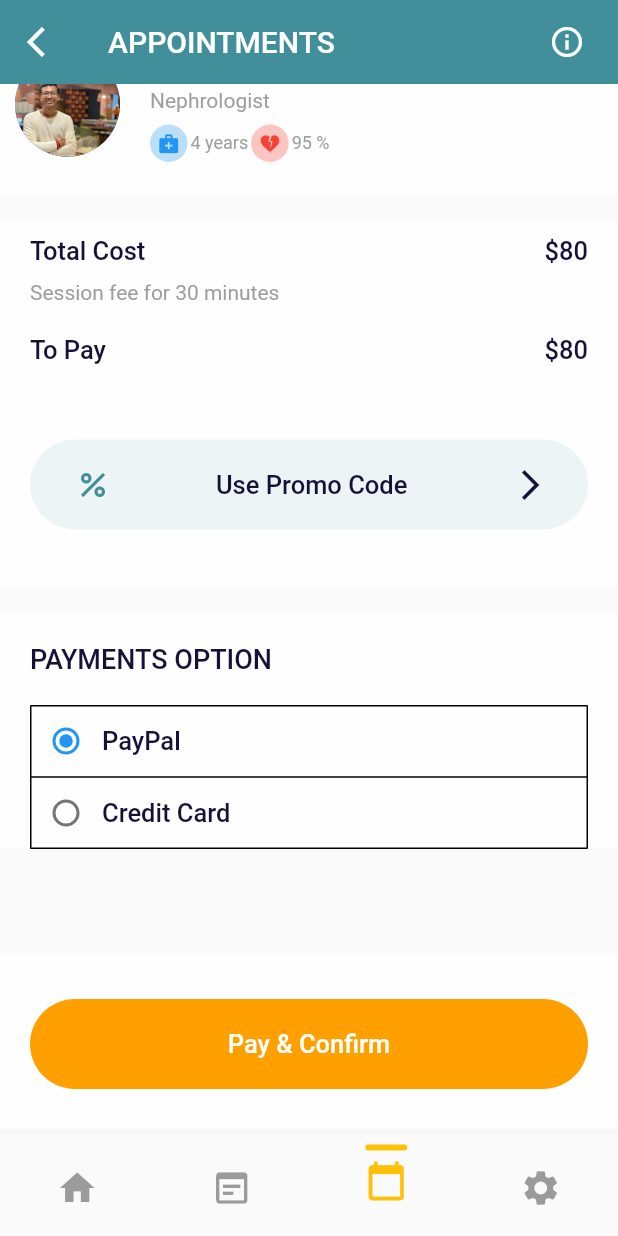
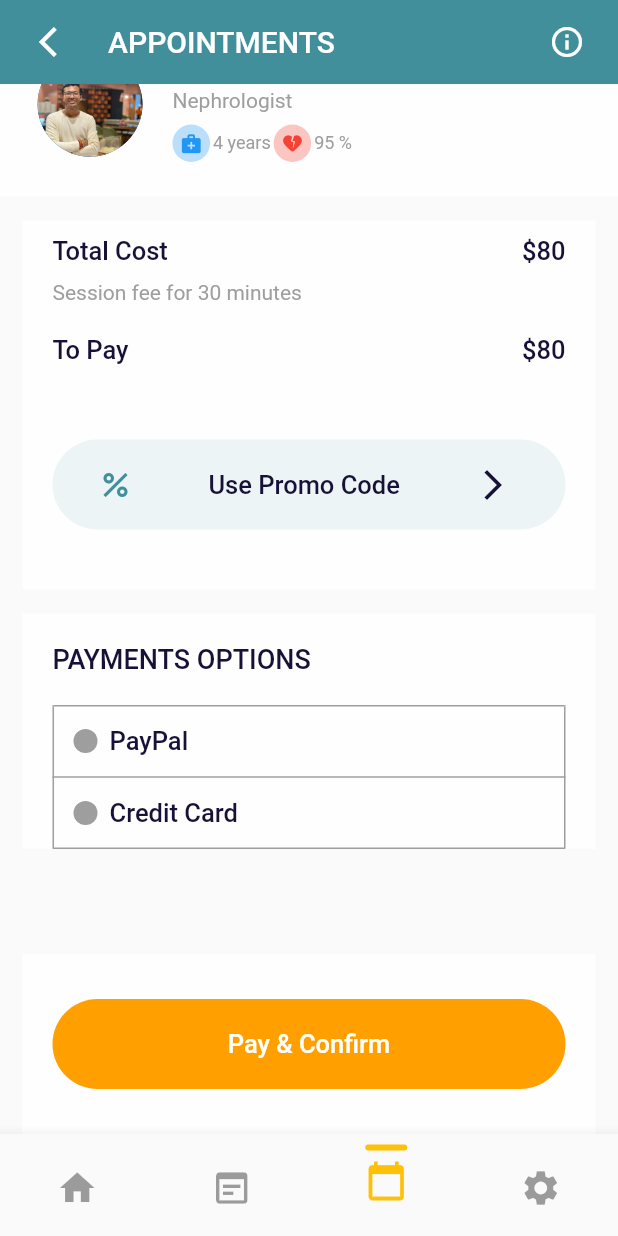
Before and after one commit to Sumit-Fuerte-Developers/GregoryHouse_Sumit, a Flutter app: the screen it shows after launch, item 3 of the bottom bar chosen, scrolled down 51 dp, on a phone screen of 412 x 824 dp. Run offline on Flutter 3.47's test engine with Material 2 defaults, Android fonts, the phone set to English and light mode, and no system bars; our stand-ins replace lottie, table_calendar.

Commit message:
appointments padded and edited

```diff
--- a/lib/UI_3/appointments.dart
+++ b/lib/UI_3/appointments.dart
@@ -21,7 +21,7 @@ class Appointments extends StatelessWidget {
             ),
           ),
           leading: Padding(
-            padding: const EdgeInsets.symmetric(horizontal: 10.0),
+            padding: const EdgeInsets.symmetric(horizontal: 18.0),
             child:
                 IconButton(onPressed: () {}, icon: Icon(Icons.arrow_back_ios)),
           ),
@@ -64,7 +64,9 @@ class Appointments extends StatelessWidget {
                 endIndent: 220.0,
               ),
 
-              Container(
+              Padding(
+                padding: const EdgeInsets.symmetric(horizontal: 15.0),
+                child: Container(
                         color: Colors.white70,
                         child: Column(
                           children: [
@@ -95,6 +97,7 @@ class Appointments extends StatelessWidget {
                           ],
                         ),
                       ),
+              ),
             ],
           ),
         ),
--- a/lib/UI_3/container_1.dart
+++ b/lib/UI_3/container_1.dart
@@ -12,6 +12,8 @@ class Conatiner1 extends StatelessWidget {
                   children: [
                     Padding(
                       padding: const EdgeInsets.symmetric(horizontal: 10.0, vertical: 10.0),
+                      child: Padding(
+                        padding: const EdgeInsets.symmetric(horizontal: 15.0),
                         child: Row(
                           children: [
                             CircleAvatar(
@@ -91,6 +93,7 @@ class Conatiner1 extends StatelessWidget {
                           ],
                         ),
                       ),
+                    ),
                   ],
                 ),
               );
--- a/lib/UI_3/payments_option.dart
+++ b/lib/UI_3/payments_option.dart
@@ -1,21 +1,30 @@
 import 'package:flutter/material.dart';
 
-class PaymentsOption extends StatelessWidget {
+class PaymentsOption extends StatefulWidget {
   const PaymentsOption({Key? key}) : super(key: key);
 
   @override
+  State<PaymentsOption> createState() => _PaymentsOptionState();
+}
+
+class _PaymentsOptionState extends State<PaymentsOption> {
+  bool isPayPalSelected = false;
+  bool isCreditCardSelected = false;
+
+  @override
   Widget build(BuildContext context) {
-    int selectedIndex = 0;
-    return Container(
+    return Padding(
+      padding: const EdgeInsets.symmetric(horizontal: 15.0),
+      child: Container(
         color: Colors.white70,
         child: Column(
           crossAxisAlignment: CrossAxisAlignment.start,
           children: [
             Padding(
-                      padding: const EdgeInsets.symmetric(
-                          vertical: 20.0, horizontal: 20.0),
+              padding:
+                  const EdgeInsets.symmetric(vertical: 20.0, horizontal: 20.0),
               child: Text(
-                        "PAYMENTS OPTION",
+                "PAYMENTS OPTIONS",
                 style: TextStyle(
                     fontSize: 18.0,
                     color: Color.fromARGB(255, 23, 17, 55),
@@ -25,22 +34,37 @@ class PaymentsOption extends StatelessWidget {
             Padding(
               padding: const EdgeInsets.symmetric(horizontal: 20.0),
               child: Table(
-                        border: TableBorder.all(),
+                border: TableBorder.all(
+                  color: Colors.grey,
+                ),
                 children: [
                   TableRow(
                     children: [
-                              TableCell(
+                      GestureDetector(
+                        onTap: () {
+                          setState(() {
+                            isPayPalSelected = !isPayPalSelected;
+                            isCreditCardSelected = false;
+                          });
+                        },
+                        child: TableCell(
+                          child: Padding(
+                            padding: const EdgeInsets.all(14.0),
                             child: Row(
                               children: [
-                                    Radio<int>(
-                                      value: 0,
-                                      groupValue: selectedIndex,
-                                      onChanged: (value) {
-                                        setState() {
-                                          selectedIndex = value ?? 0;
-                                        }
-                                      },
+                                CircleAvatar(
+                                  backgroundColor:
+                                      isPayPalSelected ? Colors.blue : Colors.grey,
+                                  radius: 8.0,
+                                  child: isPayPalSelected
+                                      ? Icon(
+                                          Icons.radio_button_on,
+                                          color: Colors.white,
+                                          size: 10.0,
+                                        )
+                                      : null,
                                 ),
+                                SizedBox(width: 8.0),
                                 Text(
                                   "PayPal",
                                   style: TextStyle(
@@ -51,25 +75,38 @@ class PaymentsOption extends StatelessWidget {
                               ],
                             ),
                           ),
+                        ),
+                      ),
                     ],
                   ),
                   TableRow(
                     children: [
-                              TableCell(
+                      GestureDetector(
+                        onTap: () {
+                          setState(() {
+                            isCreditCardSelected = !isCreditCardSelected;
+                            isPayPalSelected = false;
+                          });
+                        },
+                        child: TableCell(
+                          child: Padding(
+                            padding: const EdgeInsets.all(14.0),
                             child: Row(
                               children: [
-                                    Radio<int>(
-                                        activeColor:
-                                            Color.fromARGB(255, 65, 143, 155),
-                                        value: 1,
-                                        groupValue: selectedIndex,
-                                        onChanged: (value) {
-                                          setState() {
-                                            selectedIndex = value ?? 0;
-                                          }
-
-                                          ;
-                                        }),
+                                CircleAvatar(
+                                  backgroundColor: isCreditCardSelected
+                                      ? Colors.blue
+                                      : Colors.grey,
+                                  radius: 8.0,
+                                  child: isCreditCardSelected
+                                      ? Icon(
+                                          Icons.radio_button_on,
+                                          color: Colors.white,
+                                          size: 10.0,
+                                        )
+                                      : null,
+                                ),
+                                SizedBox(width: 8.0),
                                 Text(
                                   "Credit Card",
                                   style: TextStyle(
@@ -80,6 +117,8 @@ class PaymentsOption extends StatelessWidget {
                               ],
                             ),
                           ),
+                        ),
+                      ),
                     ],
                   ),
                 ],
@@ -87,6 +126,7 @@ class PaymentsOption extends StatelessWidget {
             ),
           ],
         ),
+      ),
     );
   }
 }
--- a/lib/UI_3/total_cost.dart
+++ b/lib/UI_3/total_cost.dart
@@ -5,7 +5,9 @@ class TotalCost extends StatelessWidget {
 
   @override
   Widget build(BuildContext context) {
-    return Container(
+    return Padding(
+      padding: const EdgeInsets.symmetric(horizontal: 15.0),
+      child: Container(
                   color: Colors.white70,
                   child: Column(
                     crossAxisAlignment: CrossAxisAlignment.start,
@@ -89,7 +91,7 @@ class TotalCost extends StatelessWidget {
                                     SizedBox(width: 30.0),
                                     Icon(Icons.percent,
                                     color: Color.fromARGB(255, 65, 143, 155)),
-                                  SizedBox(width: 70.0),
+                                    SizedBox(width: 50.0),
                                     Center(child: Text("Use Promo Code",
                                     style: TextStyle(
                                       fontSize: 17.0,
@@ -97,7 +99,7 @@ class TotalCost extends StatelessWidget {
                                       fontWeight: FontWeight.w500
                                     ),
                                     ),),
-                                  SizedBox(width: 70.0),
+                                    SizedBox(width: 50.0),
                                     Icon(Icons.arrow_forward_ios,
                                     color: Color.fromARGB(255, 23, 17, 55),)
                                   ],
@@ -109,6 +111,7 @@ class TotalCost extends StatelessWidget {
                       ),
                     ],
                   ),
+                ),
     );
   }
 }
```
Lines whose indentation alone changed are shown as unchanged.
